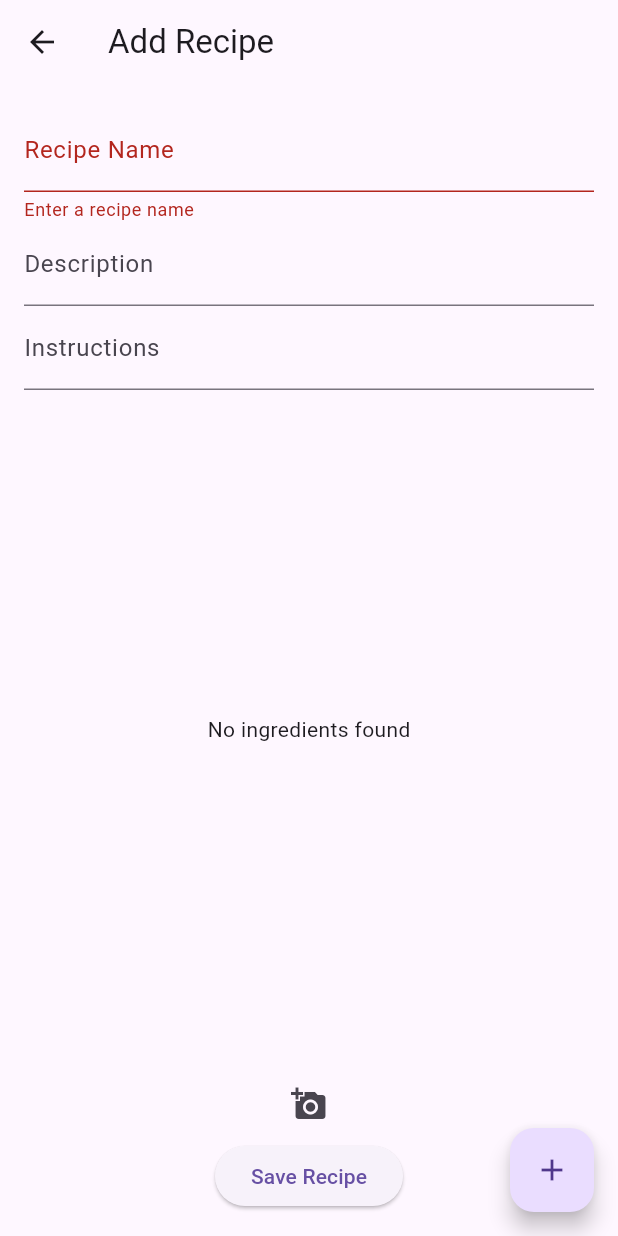
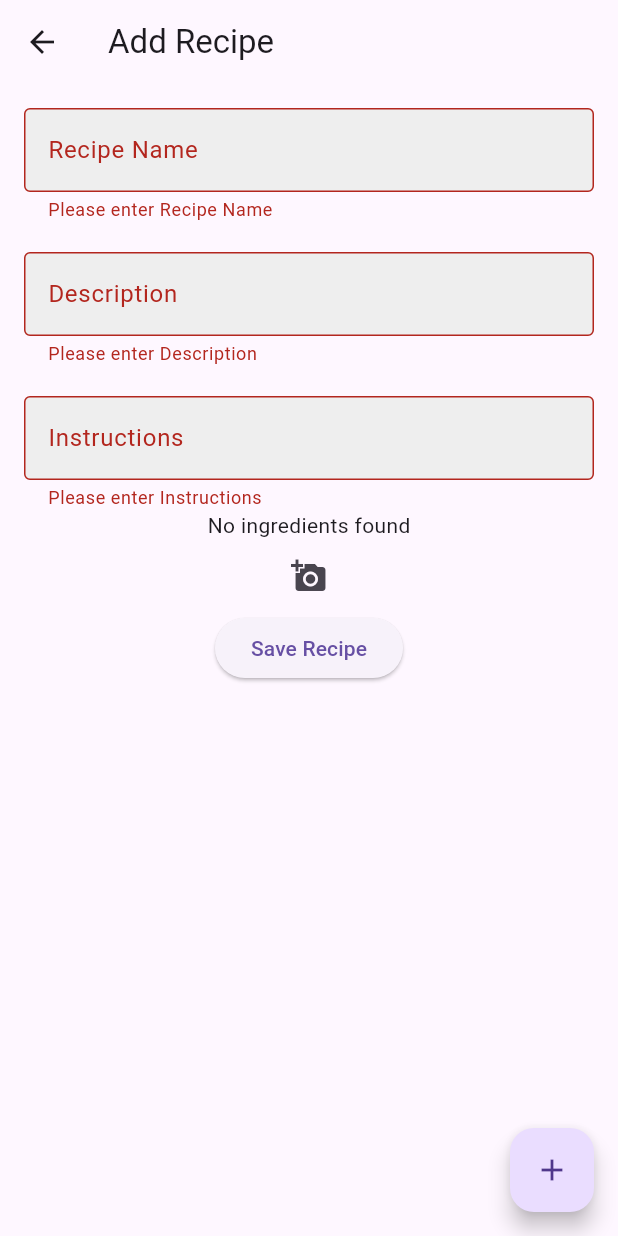
Before and after one commit to ARAVINDKARATE/sample_app, a Flutter app: the RecipeScreen screen opened directly, after a tap on "Save Recipe", on a phone screen of 412 x 824 dp. Run offline on Flutter 3.47's test engine with Material 3 defaults, Android fonts, the phone set to English and light mode, and no system bars; our stand-ins replace cloud_firestore, firebase_core, firebase_storage, image_picker; accounts and stored records are empty.

Commit message:
ui change

```diff
--- a/lib/models/ingredient_model.dart
+++ b/lib/models/ingredient_model.dart
@@ -2,12 +2,9 @@ class Ingredient {
   String id;
   String name;
   String quantity;
+  final String? imageUrl;
 
-  Ingredient({
-    required this.id,
-    required this.name,
-    required this.quantity,
-  });
+  Ingredient({required this.id, required this.name, required this.quantity, this.imageUrl});
 
   // Factory constructor to create an Ingredient from Firestore document data
   factory Ingredient.fromFirestore(Map<String, dynamic> data, String id) {
@@ -15,6 +12,7 @@ class Ingredient {
       id: id,
       name: data['name'] ?? '',
       quantity: data['quantity'] ?? '',
+      imageUrl: data['imageUrl'] as String?,
     );
   }
 
--- a/lib/views/receipe_screen.dart
+++ b/lib/views/receipe_screen.dart
@@ -37,26 +37,46 @@ class _RecipeScreenState extends State<RecipeScreen> {
     });
   }
 
-  Future<void> _uploadImage(String imagePath) async {
-    final file = File(imagePath);
+  Future<void> _uploadImage(XFile pickedFile) async {
+    final file = File(pickedFile.path);
+    String fileName = DateTime.now().millisecondsSinceEpoch.toString();
+    Reference ref = FirebaseStorage.instance.ref().child('files/$fileName.jpg');
+
     try {
-      String fileName = DateTime.now().millisecondsSinceEpoch.toString();
-      TaskSnapshot snapshot = await FirebaseStorage.instance.ref('recipes/$fileName.jpg').putFile(file);
-
-      if (snapshot.state == TaskState.success) {
-        String downloadUrl = await snapshot.ref.getDownloadURL();
+      await ref.putFile(file);
+      String downloadUrl = await ref.getDownloadURL();
       setState(() {
         _imageUrl = downloadUrl;
       });
       print("Image uploaded successfully: $_imageUrl");
+    } catch (e) {
+      print("Error uploading image: $e");
+    }
+  }
+
+  void _submitRecipe() {
+    if (_formKey.currentState!.validate()) {
+      _formKey.currentState!.save();
+
+      Recipe newRecipe = Recipe(
+        id: widget.recipe?.id ?? _firestore.collection('recipes').doc().id,
+        name: _name!,
+        description: _description!,
+        instructions: _instructions!,
+        ingredients: _selectedIngredients,
+        imageUrl: _imageUrl,
+      );
+
+      print("Submitting recipe: ${newRecipe.toJson()}");
+
+      _firestore.collection('recipes').doc(newRecipe.id).set(newRecipe.toJson()).then((_) {
+        print("Recipe saved successfully");
+        Navigator.pop(context, true);
+      }).catchError((error) {
+        print("Error saving recipe: $error");
+      });
     } else {
-        print("Upload failed: ${snapshot.state}");
-      }
-    } catch (e) {
-      print("Error uploading image: ${e.toString()}");
-      if (e is FirebaseException) {
-        print("Firebase error code: ${e.code}");
-      }
+      print("Form validation failed");
     }
   }
 
@@ -66,37 +86,52 @@ class _RecipeScreenState extends State<RecipeScreen> {
       appBar: AppBar(
         title: Text(widget.recipe != null ? 'Edit Recipe' : 'Add Recipe'),
       ),
-      body: Padding(
+      body: SingleChildScrollView(
         padding: const EdgeInsets.all(16.0),
         child: Form(
           key: _formKey,
           child: Column(
             children: [
-              TextFormField(
-                decoration: InputDecoration(labelText: 'Recipe Name'),
+              _buildTextField(
+                label: 'Recipe Name',
                 initialValue: widget.recipe?.name ?? '',
                 onSaved: (value) => _name = value,
-                validator: (value) => value!.isEmpty ? 'Enter a recipe name' : null,
               ),
-              TextFormField(
-                decoration: InputDecoration(labelText: 'Description'),
+              SizedBox(height: 20),
+              _buildTextField(
+                label: 'Description',
                 initialValue: widget.recipe?.description ?? '',
                 onSaved: (value) => _description = value,
               ),
-              TextFormField(
-                decoration: InputDecoration(labelText: 'Instructions'),
+              SizedBox(height: 20),
+              _buildTextField(
+                label: 'Instructions',
                 initialValue: widget.recipe?.instructions ?? '',
                 onSaved: (value) => _instructions = value,
               ),
-              Expanded(
-                child: _ingredients.isEmpty
+              _ingredients.isEmpty
                   ? Center(child: Text('No ingredients found'))
                   : ListView.builder(
+                      shrinkWrap: true,
+                      physics: NeverScrollableScrollPhysics(),
                       itemCount: _ingredients.length,
                       itemBuilder: (context, index) {
                         final ingredient = _ingredients[index];
                         return CheckboxListTile(
-                            title: Text('${ingredient.name} (${ingredient.quantity})'),
+                          title: Row(
+                            children: [
+                              ingredient.imageUrl != null
+                                  ? Image.network(
+                                      ingredient.imageUrl!,
+                                      width: 50,
+                                      height: 50,
+                                      fit: BoxFit.cover,
+                                    )
+                                  : Container(width: 50, height: 50), // Placeholder if no image
+                              SizedBox(width: 10),
+                              Text('${ingredient.name} (${ingredient.quantity})'),
+                            ],
+                          ),
                           value: _selectedIngredients.contains(ingredient),
                           onChanged: (bool? selected) {
                             setState(() {
@@ -110,14 +145,13 @@ class _RecipeScreenState extends State<RecipeScreen> {
                         );
                       },
                     ),
-              ),
               IconButton(
                 icon: Icon(Icons.add_a_photo),
                 onPressed: () async {
                   final picker = ImagePicker();
                   final pickedFile = await picker.pickImage(source: ImageSource.gallery);
                   if (pickedFile != null) {
-                    await _uploadImage(pickedFile.path); // Upload the selected image
+                    await _uploadImage(pickedFile);
                   } else {
                     print("No image selected");
                   }
@@ -129,7 +163,7 @@ class _RecipeScreenState extends State<RecipeScreen> {
               ),
               if (_imageUrl != null) ...[
                 SizedBox(height: 10),
-                Image.network(_imageUrl!), // Display uploaded image
+                Image.network(_imageUrl!),
               ],
             ],
           ),
@@ -153,30 +187,26 @@ class _RecipeScreenState extends State<RecipeScreen> {
     );
   }
 
-  void _submitRecipe() {
-    if (_formKey.currentState!.validate()) {
-      _formKey.currentState!.save();
-
-      Recipe newRecipe = Recipe(
-        id: widget.recipe?.id ?? _firestore.collection('recipes').doc().id,
-        name: _name!,
-        description: _description!,
-        instructions: _instructions!,
-        ingredients: _selectedIngredients,
-        imageUrl: _imageUrl, // Store the image URL in the recipe
+  Widget _buildTextField({
+    required String label,
+    required String initialValue,
+    required Function(String?) onSaved,
+  }) {
+    return TextFormField(
+      decoration: InputDecoration(
+        labelText: label,
+        border: OutlineInputBorder(),
+        filled: true,
+        fillColor: Colors.grey[200],
+      ),
+      initialValue: initialValue,
+      onSaved: onSaved,
+      validator: (value) {
+        if (value == null || value.isEmpty) {
+          return 'Please enter $label';
+        }
+        return null;
+      },
     );
-
-      print("Submitting recipe: ${newRecipe.toJson()}");
-
-      _firestore.collection('recipes').doc(newRecipe.id).set(newRecipe.toJson()).then((_) {
-        print("Recipe saved successfully");
-        Navigator.pop(context, true);
-      }).catchError((error) {
-        print("Error saving recipe: $error");
-        // Optionally show a Snackbar or Toast message here
-      });
-    } else {
-      print("Form validation failed");
   }
 }
-}
```
Also changed, not shown: lib/views/ingredient_selector_screen.dart (+90 -10 lines). Lines whose indentation alone changed are shown as unchanged.
